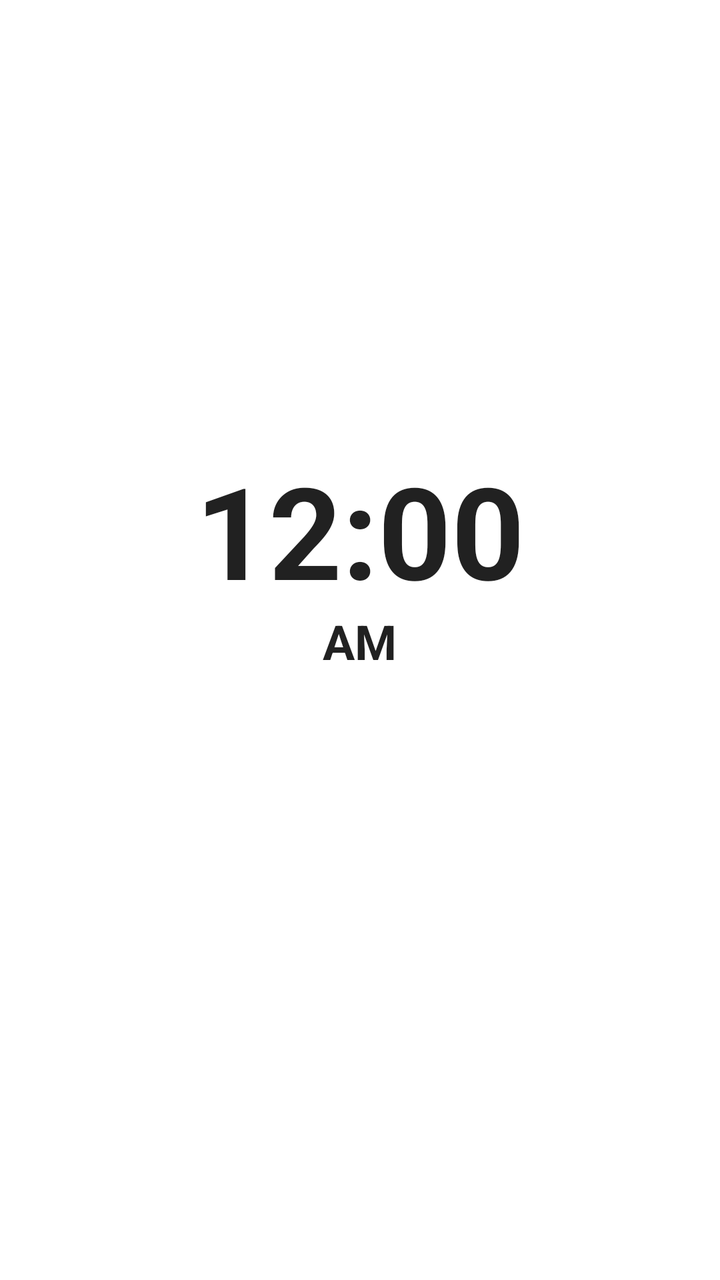
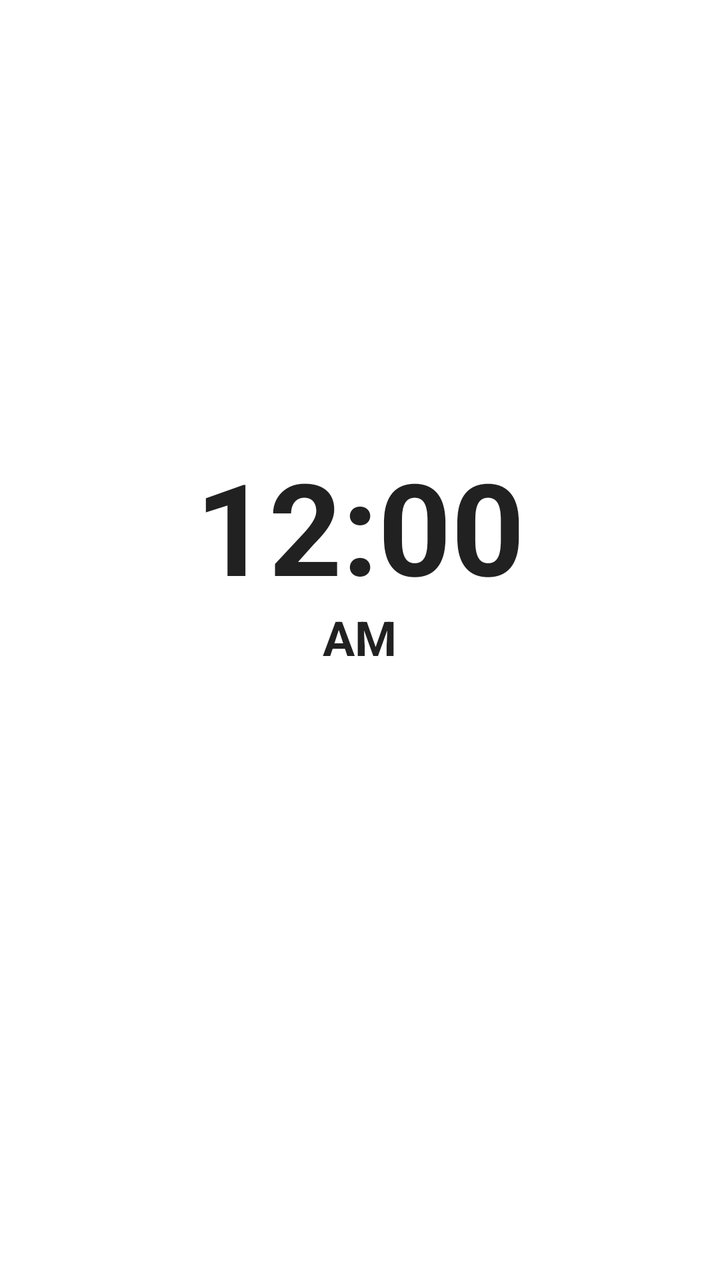

Before-and-after screenshots of an Android layout around one commit, followed by the original layout XML and the change that was made.
<!-- AndroidManifest.xml: application theme Theme.MaterialComponents.DayNight.NoActionBar -->
<!-- res/layout/widget_layout_4x4.xml -->
<?xml version="1.0" encoding="utf-8"?>
<FrameLayout xmlns:android="http://schemas.android.com/apk/res/android"
    android:id="@+id/widget_root"
    android:layout_width="match_parent"
    android:layout_height="match_parent">

    
    <ImageView
        android:id="@+id/widget_bg_image"
        android:layout_width="match_parent"
        android:layout_height="match_parent"
        android:scaleType="fitXY"
        android:contentDescription="Widget Background" />

    
    <LinearLayout
        android:layout_width="match_parent"
        android:layout_height="match_parent"
        android:orientation="vertical"
        android:paddingHorizontal="10dp"
        android:paddingVertical="8dp"
        android:gravity="center_horizontal">

        
        <FrameLayout
            android:id="@+id/container_clock_top"
            android:layout_width="match_parent"
            android:layout_height="0dp"
            android:layout_weight="5"
            android:layout_gravity="center">

            <ImageView
                android:id="@+id/iv_hybrid_dial_bg"
                android:layout_width="match_parent"
                android:layout_height="match_parent"
                android:scaleType="fitCenter"
                android:visibility="gone"
                android:contentDescription="Analog Dial" />

            <AnalogClock
                android:id="@+id/analog_clock_view"
                android:layout_width="match_parent"
                android:layout_height="match_parent"
                android:layout_gravity="center"
                android:dial="@drawable/classic_clock_dial"
                android:hand_hour="@drawable/classic_clock_hour"
                android:hand_minute="@drawable/classic_clock_minute"
                android:visibility="gone" />

            <TextClock
                android:id="@+id/tc_hybrid_top_digital"
                android:layout_width="wrap_content"
                android:layout_height="wrap_content"
                android:layout_gravity="top|center_horizontal"
                android:layout_marginTop="48dp"
                android:format12Hour="h:mm"
                android:format24Hour="HH:mm"
                android:textColor="#00F5D4"
                android:textSize="13sp"
                android:textStyle="bold"
                android:includeFontPadding="false"
                android:visibility="gone" />

            <ImageView
                android:id="@+id/iv_digital_clock_bg"
                android:layout_width="match_parent"
                android:layout_height="match_parent"
                android:layout_marginHorizontal="24dp"
                android:layout_marginVertical="12dp"
                android:scaleType="fitXY"
                android:visibility="gone"
                android:contentDescription="Neon Digital Pill" />

            <LinearLayout
                android:id="@+id/container_digital_clock"
                android:layout_width="match_parent"
                android:layout_height="match_parent"
                android:orientation="vertical"
                android:gravity="center"
                android:visibility="visible">

                <TextClock
                    android:id="@+id/tv_digital_clock"
                    android:layout_width="wrap_content"
                    android:layout_height="wrap_content"
                    android:format12Hour="h:mm"
                    android:format24Hour="HH:mm"
                    android:textSize="64sp"
                    android:textStyle="bold"
                    android:includeFontPadding="false" />

                <TextClock
                    android:id="@+id/tv_digital_clock_ampm"
                    android:layout_width="wrap_content"
                    android:layout_height="wrap_content"
                    android:layout_marginTop="2dp"
                    android:format12Hour="a"
                    android:format24Hour=""
                    android:textSize="24sp"
                    android:textStyle="bold"
                    android:includeFontPadding="false" />
            </LinearLayout>

        </FrameLayout>

        
        <LinearLayout
            android:id="@+id/container_elements_bottom"
            android:layout_width="match_parent"
            android:layout_height="wrap_content"
            android:orientation="vertical"
            android:gravity="bottom|center_horizontal"
            android:paddingHorizontal="4dp">

            <TextView
                android:id="@+id/tv_widget_row1_fixed"
                android:layout_width="match_parent"
                android:layout_height="wrap_content"
                android:gravity="center"
                android:paddingVertical="2dp"
                android:textSize="13sp"
                android:textStyle="bold"
                android:maxLines="1"
                android:includeFontPadding="false" />

            <TextView
                android:id="@+id/tv_widget_row2_opt1"
                android:layout_width="match_parent"
                android:layout_height="wrap_content"
                android:gravity="center"
                android:paddingVertical="2dp"
                android:textSize="12sp"
                android:textStyle="normal"
                android:maxLines="1"
                android:includeFontPadding="false" />

            <TextView
                android:id="@+id/tv_widget_row3_opt2"
                android:layout_width="match_parent"
                android:layout_height="wrap_content"
                android:gravity="center"
                android:paddingVertical="2dp"
                android:textSize="12sp"
                android:textStyle="normal"
                android:maxLines="1"
                android:includeFontPadding="false" />

            <TextView
                android:id="@+id/tv_widget_row4_opt3"
                android:layout_width="match_parent"
                android:layout_height="wrap_content"
                android:gravity="center"
                android:paddingVertical="2dp"
                android:textSize="12sp"
                android:textStyle="normal"
                android:maxLines="1"
                android:includeFontPadding="false" />

        </LinearLayout>

    </LinearLayout>

</FrameLayout>
<!-- resources referenced by this layout -->
<resources>
  <!-- drawable classic_clock_dial: vector/xml drawable (drawable, 3664 chars, omitted) -->
  <!-- drawable classic_clock_hour (drawable) -->
  <?xml version="1.0" encoding="utf-8"?>
  <vector xmlns:android="http://schemas.android.com/apk/res/android"
      android:width="200dp"
      android:height="200dp"
      android:viewportWidth="200"
      android:viewportHeight="200">
  
      
      <path
          android:fillColor="#EBEBEB"
          android:pathData="M 100,48 L 94.5,96 L 100,108 Z" />
  
      
      <path
          android:fillColor="#B8B8B8"
          android:pathData="M 100,48 L 105.5,96 L 100,108 Z" />
  
      
      <path
          android:fillColor="#D8D8D8"
          android:strokeColor="#7A7A7A"
          android:strokeWidth="0.8"
          android:pathData="M 100,100 m -4,0 a 4,4 0 1,0 8,0 a 4,4 0 1,0 -8,0" />
      <path
          android:fillColor="#444444"
          android:pathData="M 100,100 m -1.5,0 a 1.5,1.5 0 1,0 3,0 a 1.5,1.5 0 1,0 -3,0" />
  </vector>
  <!-- drawable classic_clock_minute (drawable) -->
  <?xml version="1.0" encoding="utf-8"?>
  <vector xmlns:android="http://schemas.android.com/apk/res/android"
      android:width="200dp"
      android:height="200dp"
      android:viewportWidth="200"
      android:viewportHeight="200">
  
      
      <path
          android:fillColor="#FFFFFF"
          android:pathData="M 100,28 L 95.5,96 L 100,112 Z" />
  
      
      <path
          android:fillColor="#CCCCCC"
          android:pathData="M 100,28 L 104.5,96 L 100,112 Z" />
  
      
      <path
          android:fillColor="#ECECEC"
          android:strokeColor="#8E8E8E"
          android:strokeWidth="0.8"
          android:pathData="M 100,100 m -4.5,0 a 4.5,4.5 0 1,0 9,0 a 4.5,4.5 0 1,0 -9,0" />
      <path
          android:fillColor="#222222"
          android:pathData="M 100,100 m -1.5,0 a 1.5,1.5 0 1,0 3,0 a 1.5,1.5 0 1,0 -3,0" />
  </vector>
</resources>

<!-- the commit's change to res/layout/widget_layout_4x4.xml (unified diff, before → after) -->
@@ -52,11 +52,11 @@
                 android:layout_width="wrap_content"
                 android:layout_height="wrap_content"
                 android:layout_gravity="top|center_horizontal"
-                android:layout_marginTop="48dp"
+                android:layout_marginTop="24dp"
                 android:format12Hour="h:mm"
                 android:format24Hour="HH:mm"
                 android:textColor="#00F5D4"
-                android:textSize="13sp"
+                android:textSize="11sp"
                 android:textStyle="bold"
                 android:includeFontPadding="false"
                 android:visibility="gone" />
@@ -112,6 +112,53 @@
             android:gravity="bottom|center_horizontal"
             android:paddingHorizontal="4dp">
 
+            
+            <LinearLayout
+                android:id="@+id/container_live_horai_gowri"
+                android:layout_width="match_parent"
+                android:layout_height="wrap_content"
+                android:orientation="horizontal"
+                android:gravity="center_vertical"
+                android:paddingVertical="2dp">
+
+                <TextView
+                    android:id="@+id/tv_widget_live_horai_left"
+                    android:layout_width="0dp"
+                    android:layout_height="wrap_content"
+                    android:layout_weight="1"
+                    android:gravity="start"
+                    android:textSize="11sp"
+                    android:textStyle="bold"
+                    android:maxLines="2"
+                    android:includeFontPadding="false"
+                    android:visibility="gone" />
+
+                <TextView
+                    android:id="@+id/tv_widget_live_gowri_right"
+                    android:layout_width="0dp"
+                    android:layout_height="wrap_content"
+                    android:layout_weight="1"
+                    android:gravity="end"
+                    android:textSize="11sp"
+                    android:textStyle="bold"
+                    android:maxLines="2"
+                    android:includeFontPadding="false"
+                    android:visibility="gone" />
+            </LinearLayout>
+
+            
+            <TextView
+                android:id="@+id/tv_widget_horai_gowri_next"
+                android:layout_width="match_parent"
+                android:layout_height="wrap_content"
+                android:gravity="center"
+                android:paddingVertical="1dp"
+                android:textSize="11sp"
+                android:textStyle="normal"
+                android:maxLines="1"
+                android:includeFontPadding="false"
+                android:visibility="gone" />
+
             <TextView
                 android:id="@+id/tv_widget_row1_fixed"
                 android:layout_width="match_parent"
